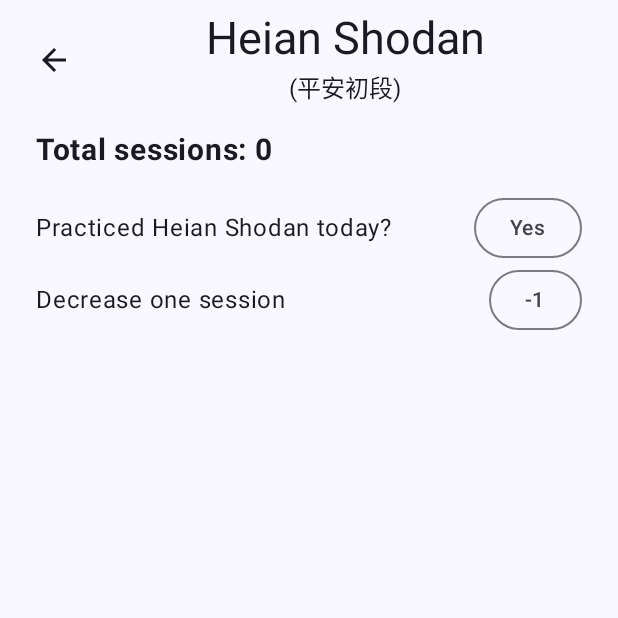
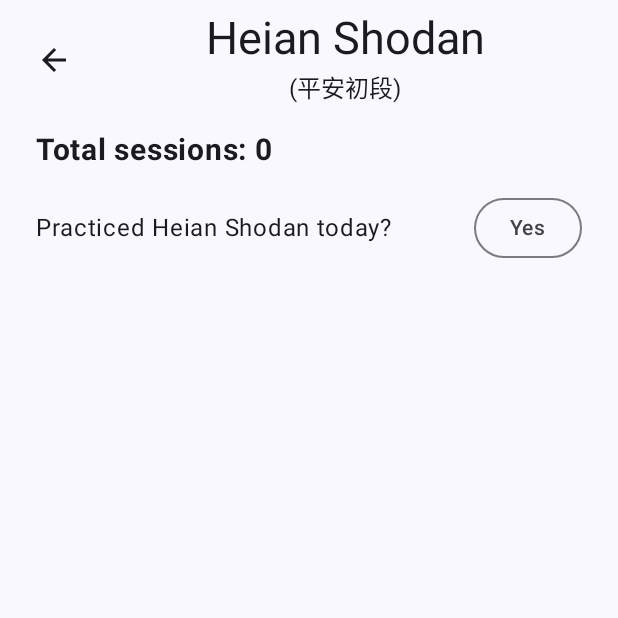
Before and after one commit to cpedrorafael/shotokan-kata-android, an Android app built with Jetpack Compose: the screen it shows after launch (MainActivity), after a tap on "Heian Shodan", on a phone screen of 412 x 824 dp, the top half of it. Run offline under Robolectric (Android 15) with nearby library versions, the phone set to English and light mode, and no system bars; our stand-ins replace Room's generated code.

Commit message:
removed decrease session button

```diff
--- a/app/build.gradle.kts
+++ b/app/build.gradle.kts
@@ -12,7 +12,7 @@ android {
         applicationId = "com.guayaba.shotokankata"
         minSdk = 26
         targetSdk = 34
-        versionCode = 1
+        versionCode = 100001
         versionName = "1.0"
 
         testInstrumentationRunner = "androidx.test.runner.AndroidJUnitRunner"
--- a/app/src/main/java/com/guayaba/shotokankata/ui/kata/KataComposable.kt
+++ b/app/src/main/java/com/guayaba/shotokankata/ui/kata/KataComposable.kt
@@ -104,19 +104,6 @@ fun KataView(viewModel: KataViewModel, kataInfo: KataInfo, navigateBack: () -> U
                         Text(text = "Yes")
                     }
                 }
-                Row(
-                    Modifier.fillMaxWidth(),
-                    verticalAlignment = Alignment.CenterVertically,
-                    horizontalArrangement = Arrangement.SpaceBetween
-                ) {
-                    Text(text = "Decrease one session")
-                    OutlinedButton(onClick = {
-                        viewModel.decreaseOneSession(kataInfo)
-//                        sessionCount.intValue = viewModel.getSessionsForKata(kataInfo)
-                    }) {
-                        Text(text = "-1")
-                    }
-                }
             }
         }
     }
```
Also changed, not shown: app/src/main/java/com/guayaba/shotokankata/ui/quiz/WordQuiz.kt (+1 -6 lines).
